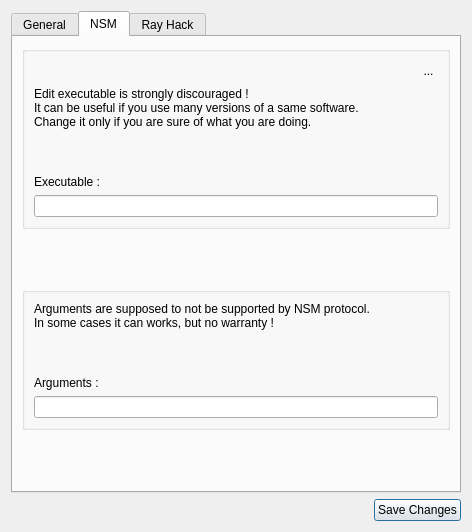
Qt form resources/ui/client_properties.ui (Houston4444/RaySession) before a commit.
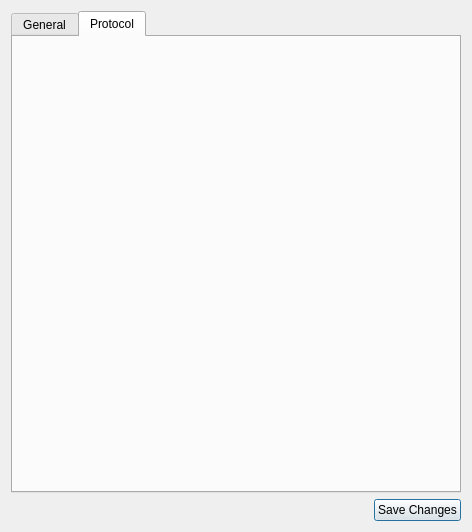
The same form after that commit. The open tabs and pages were chosen to show the change. Icons and pictures are not drawn.

Commit message: client properties dialog: Protocol frame external

Diff of the .ui file:
```diff
--- a/resources/ui/client_properties.ui
+++ b/resources/ui/client_properties.ui
@@ -339,172 +339,33 @@
      </widget>
      <widget class="QWidget" name="tab_2">
       <attribute name="title">
-       <string>NSM</string>
+       <string>Protocol</string>
       </attribute>
       <layout class="QVBoxLayout" name="verticalLayout_6">
+       <property name="spacing">
+        <number>0</number>
+       </property>
+       <property name="leftMargin">
+        <number>0</number>
+       </property>
+       <property name="topMargin">
+        <number>0</number>
+       </property>
+       <property name="rightMargin">
+        <number>0</number>
+       </property>
+       <property name="bottomMargin">
+        <number>0</number>
+       </property>
        <item>
-        <layout class="QVBoxLayout" name="verticalLayout_5">
-         <item>
-          <widget class="QGroupBox" name="groupBox_3">
-           <property name="title">
-            <string/>
-           </property>
-           <layout class="QVBoxLayout" name="verticalLayout_8">
-            <item>
-             <layout class="QHBoxLayout" name="horizontalLayout">
-              <item>
-               <spacer name="horizontalSpacer_3">
-                <property name="orientation">
-                 <enum>Qt::Horizontal</enum>
-                </property>
-                <property name="sizeHint" stdset="0">
-                 <size>
-                  <width>40</width>
-                  <height>20</height>
-                 </size>
-                </property>
-               </spacer>
-              </item>
-              <item>
-               <widget class="QToolButton" name="toolButtonIconNsm">
-                <property name="baseSize">
-                 <size>
-                  <width>48</width>
-                  <height>48</height>
-                 </size>
-                </property>
-                <property name="styleSheet">
-                 <string notr="true">QToolButton{border:none}</string>
-                </property>
-                <property name="text">
-                 <string>...</string>
-                </property>
-                <property name="icon">
-                 <iconset theme="application-pdf">
-                  <normaloff>../../../.designer/backup</normaloff>../../../.designer/backup</iconset>
-                </property>
-                <property name="iconSize">
-                 <size>
-                  <width>48</width>
-                  <height>48</height>
-                 </size>
-                </property>
-               </widget>
-              </item>
-             </layout>
-            </item>
-            <item>
-             <widget class="QLabel" name="label">
-              <property name="text">
-               <string>&lt;html&gt;&lt;head/&gt;&lt;body&gt;&lt;p&gt;Edit executable is strongly discouraged !&lt;br/&gt;It can be useful if you use many versions of a same software.&lt;br/&gt;Change it only if you are sure of what you are doing.&lt;/p&gt;&lt;/body&gt;&lt;/html&gt;</string>
-              </property>
-             </widget>
-            </item>
-            <item>
-             <spacer name="verticalSpacer">
-              <property name="orientation">
-               <enum>Qt::Vertical</enum>
-              </property>
-              <property name="sizeHint" stdset="0">
-               <size>
-                <width>20</width>
-                <height>40</height>
-               </size>
-              </property>
-             </spacer>
-            </item>
-            <item>
-             <widget class="QLabel" name="label_4">
-              <property name="text">
-               <string>Executable :</string>
-              </property>
-             </widget>
-            </item>
-            <item>
-             <widget class="QLineEdit" name="lineEditExecutableNSM"/>
-            </item>
-           </layout>
-          </widget>
-         </item>
-         <item>
-          <spacer name="verticalSpacer_5">
-           <property name="orientation">
-            <enum>Qt::Vertical</enum>
-           </property>
-           <property name="sizeHint" stdset="0">
-            <size>
-             <width>20</width>
-             <height>40</height>
-            </size>
-           </property>
-          </spacer>
-         </item>
-         <item>
-          <widget class="QGroupBox" name="groupBox_4">
-           <property name="title">
-            <string/>
-           </property>
-           <layout class="QVBoxLayout" name="verticalLayout_9">
-            <item>
-             <widget class="QLabel" name="label_11">
-              <property name="text">
-               <string>&lt;html&gt;&lt;head/&gt;&lt;body&gt;&lt;p&gt;Arguments are supposed to not be supported by NSM protocol.&lt;br/&gt;In some cases it can works, but no warranty !&lt;/p&gt;&lt;/body&gt;&lt;/html&gt;</string>
-              </property>
-             </widget>
-            </item>
-            <item>
-             <spacer name="verticalSpacer_6">
-              <property name="orientation">
-               <enum>Qt::Vertical</enum>
-              </property>
-              <property name="sizeHint" stdset="0">
-               <size>
-                <width>20</width>
-                <height>40</height>
-               </size>
-              </property>
-             </spacer>
-            </item>
-            <item>
-             <widget class="QLabel" name="label_12">
-              <property name="text">
-               <string>Arguments :</string>
-              </property>
-             </widget>
-            </item>
-            <item>
-             <widget class="QLineEdit" name="lineEditArgumentsNSM"/>
-            </item>
-           </layout>
-          </widget>
-         </item>
-         <item>
-          <spacer name="verticalSpacer_7">
-           <property name="orientation">
-            <enum>Qt::Vertical</enum>
-           </property>
-           <property name="sizeHint" stdset="0">
-            <size>
-             <width>20</width>
-             <height>40</height>
-            </size>
-           </property>
-          </spacer>
-         </item>
+        <layout class="QVBoxLayout" name="verticalLayoutProtocol">
+         <property name="spacing">
+          <number>0</number>
+         </property>
         </layout>
        </item>
       </layout>
      </widget>
-     <widget class="QWidget" name="tab_3">
-      <attribute name="title">
-       <string>Ray Hack</string>
-      </attribute>
-      <layout class="QVBoxLayout" name="verticalLayout_10">
-       <item>
-        <layout class="QVBoxLayout" name="verticalLayout_7"/>
-       </item>
-      </layout>
-     </widget>
     </widget>
    </item>
    <item>
```
Left out of the diff: 2 changed lines with no effect on the pictures. The commit also changes 5 other files.
